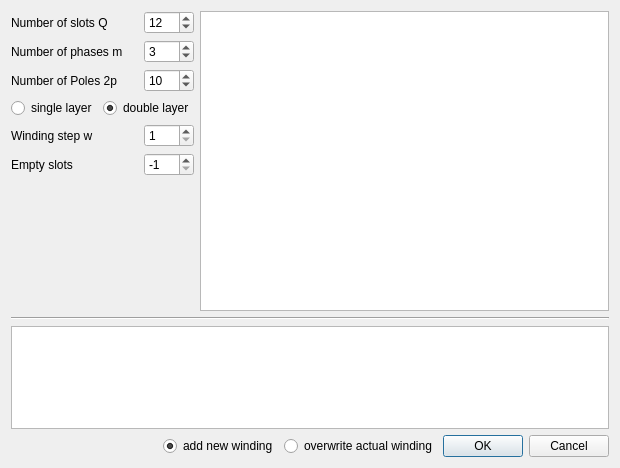
Above: swat_em/ui/GenWinding2.ui from mjfwest/swat-em before the change. Below: the same form after it.
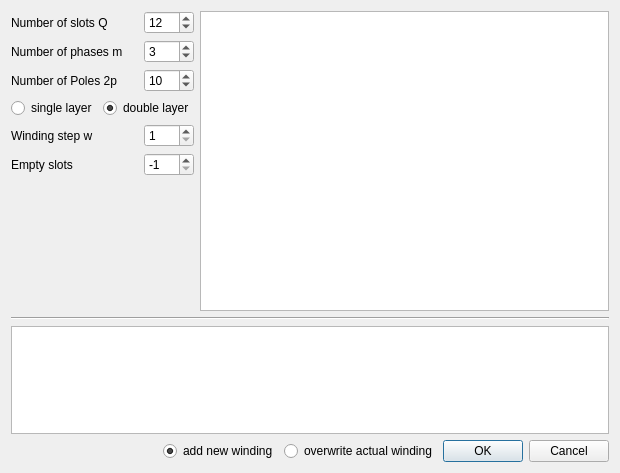
That is the form after the change. Icons and pictures are not drawn.

What changed in the file:
```diff
--- a/swat_em/ui/GenWinding2.ui
+++ b/swat_em/ui/GenWinding2.ui
@@ -7,7 +7,7 @@
     <x>0</x>
     <y>0</y>
     <width>620</width>
-    <height>468</height>
+    <height>473</height>
    </rect>
   </property>
   <property name="windowTitle">
@@ -283,7 +283,7 @@
      <property name="minimumSize">
       <size>
        <width>200</width>
-       <height>100</height>
+       <height>105</height>
       </size>
      </property>
      <property name="alternatingRowColors">
```
